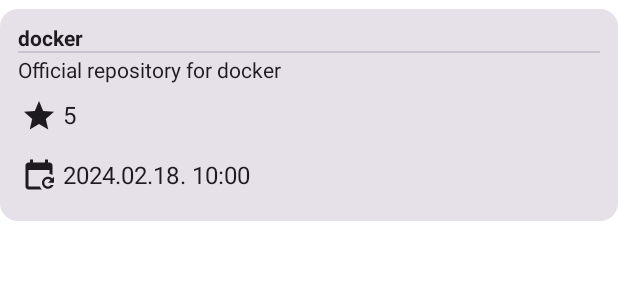
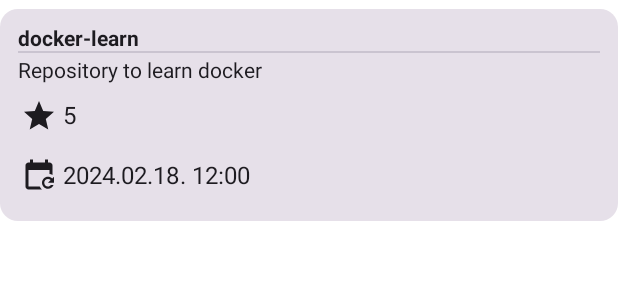
Before and after one commit to srnyndrs/SearchHub, an Android app built with Jetpack Compose: the @Preview function RepositoryCardPreview, on a phone screen of 412 x 824 dp. Shown: the top 300 px of the screen. Run offline under Robolectric (Android 15) with nearby library versions, the light colour scheme and no system bars.

Commit message:
Minor changes

```diff
--- a/app/src/main/java/com/srnyndrs/android/searchhub/data/shared/Constants.kt
+++ b/app/src/main/java/com/srnyndrs/android/searchhub/data/shared/Constants.kt
@@ -15,7 +15,7 @@
     )
     val errorCodes = hashMapOf(
         "HTTP 304" to "Not modified" ,
-        "HTTP 422" to "Validation failed, or the endpoint has been spammed.",
+        "HTTP 422" to "Validation failed, or the endpoint has been spammed",
         "HTTP 503" to "Service unavailable"
     )
 }
--- a/app/src/main/java/com/srnyndrs/android/searchhub/data/util/Extensions.kt
+++ b/app/src/main/java/com/srnyndrs/android/searchhub/data/util/Extensions.kt
@@ -20,7 +20,7 @@
 // Formats date to string with 'yyyy.MM.dd.' pattern
 fun Date?.getDate(): String {
     val dateFormatter = SimpleDateFormat("yyyy.MM.dd.", Locale.ENGLISH)
-    return this?.let { dateFormatter.format(it) } ?: "----.--.--"
+    return this?.let { dateFormatter.format(it) } ?: "----.--.--."
 }
 
 // Formats date to string with 'HH:mm' pattern
--- a/app/src/main/java/com/srnyndrs/android/searchhub/ui/composables/RepositoryCard.kt
+++ b/app/src/main/java/com/srnyndrs/android/searchhub/ui/composables/RepositoryCard.kt
@@ -1,6 +1,5 @@
 package com.srnyndrs.android.searchhub.ui.composables
 
-import android.util.Log
 import androidx.compose.foundation.layout.Arrangement
 import androidx.compose.foundation.layout.Column
 import androidx.compose.foundation.layout.Spacer
@@ -24,6 +23,7 @@
 import com.srnyndrs.android.searchhub.R
 import com.srnyndrs.android.searchhub.data.model.Repository
 import com.srnyndrs.android.searchhub.data.shared.Constants
+import com.srnyndrs.android.searchhub.data.shared.MockData
 import com.srnyndrs.android.searchhub.data.util.convertToDate
 import com.srnyndrs.android.searchhub.data.util.getDateTime
 
@@ -81,12 +81,7 @@
 @Composable
 fun RepositoryCardPreview() {
     RepositoryCard(
-        repository = Repository(
-            name = "docker",
-            description = "Official repository for docker",
-            stargazersCount = 5,
-            updatedAt = "2024-02-18T10:00:00Z"
-        ),
-        onClick = { Log.d("RepositoryCard", "Card clicked") }
+        repository = MockData.repository,
+        onClick = {}
     )
 }
--- a/app/src/main/java/com/srnyndrs/android/searchhub/ui/composables/RepositoryDetail.kt
+++ b/app/src/main/java/com/srnyndrs/android/searchhub/ui/composables/RepositoryDetail.kt
@@ -107,13 +107,13 @@
                 PropertyCard(
                     icon = Icons.Default.Star,
                     label = "Stars",
-                    values = listOf((repository.stargazersCount ?: 0).toString())
+                    values = listOf(repository.stargazersCount?.toString() ?: "Unknown")
                 )
                 // Number of forks
                 PropertyCard(
                     icon = ImageVector.vectorResource(R.drawable.source_fork),
                     label = "Forks",
-                    values = listOf((repository.forksCount ?: 0).toString())
+                    values = listOf(repository.forksCount?.toString() ?: "Unknown")
                 )
             }
             Spacer(modifier = Modifier.padding(vertical = 6.dp))
--- a/app/src/main/java/com/srnyndrs/android/searchhub/ui/composables/SearchBar.kt
+++ b/app/src/main/java/com/srnyndrs/android/searchhub/ui/composables/SearchBar.kt
@@ -102,7 +102,7 @@
                 .align(Alignment.CenterVertically)
                 .padding(top = 12.dp, bottom = 6.dp)
                 .weight(0.3f),
-            onClick = { onSearch() },
+            onClick = onSearch,
             shape = RoundedCornerShape(4.dp),
             enabled = query.value.isNotEmpty()
         ) {
```
